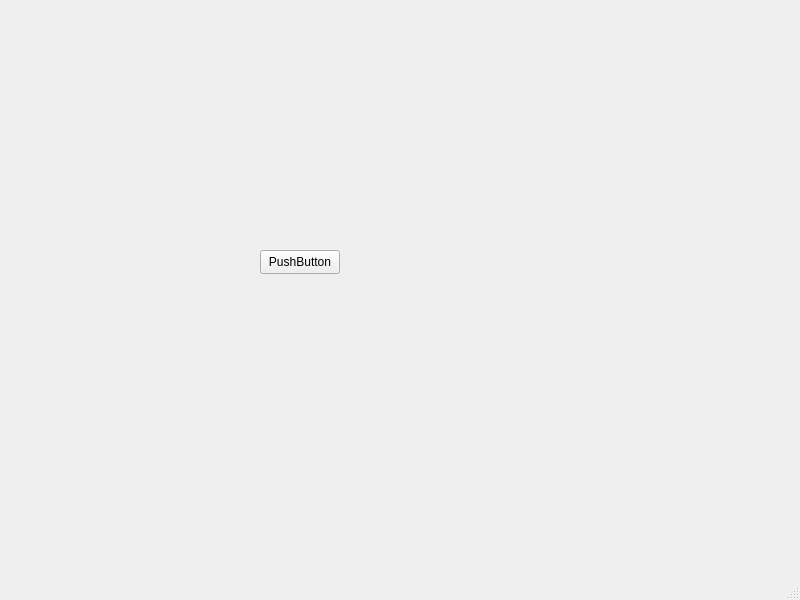
Before: the Qt Designer form ecart/janelalogin.ui in INF112-Programacao2/20222-team-4, drawn with Qt 5.
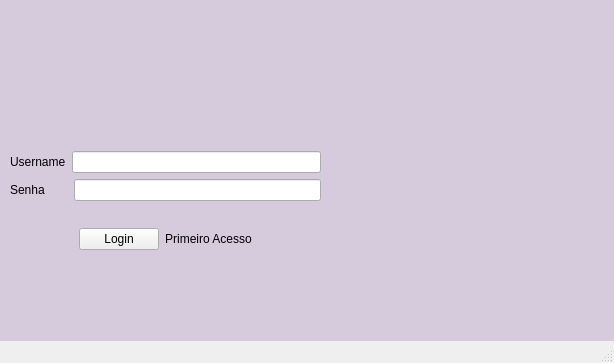
After: the same form once the commit is applied. Icons and pictures are not drawn.

Commit message: Fazendo a Tela de Login

What changed in the file:
```diff
--- a/ecart/janelalogin.ui
+++ b/ecart/janelalogin.ui
@@ -6,25 +6,154 @@
    <rect>
     <x>0</x>
     <y>0</y>
-    <width>800</width>
-    <height>600</height>
+    <width>614</width>
+    <height>363</height>
    </rect>
   </property>
   <property name="windowTitle">
    <string>JanelaLogin</string>
   </property>
   <widget class="QWidget" name="centralwidget">
-   <widget class="QPushButton" name="pushButton">
+   <property name="styleSheet">
+    <string notr="true">#centralwidget {
+background: #d6cadd;
+}</string>
+   </property>
+   <widget class="QWidget" name="layoutWidget">
     <property name="geometry">
      <rect>
-      <x>260</x>
-      <y>250</y>
-      <width>80</width>
-      <height>24</height>
+      <x>10</x>
+      <y>130</y>
+      <width>311</width>
+      <height>141</height>
      </rect>
     </property>
+    <layout class="QVBoxLayout" name="verticalLayout_2">
+     <item>
+      <layout class="QVBoxLayout" name="verticalLayout">
+       <item>
+        <layout class="QHBoxLayout" name="horizontalLayout_2">
+         <item>
+          <widget class="QLabel" name="label">
+           <property name="text">
+            <string>Username</string>
+           </property>
+          </widget>
+         </item>
+         <item>
+          <widget class="QLineEdit" name="txt_username"/>
+         </item>
+        </layout>
+       </item>
+       <item>
+        <layout class="QHBoxLayout" name="horizontalLayout_3">
+         <item>
+          <widget class="QLabel" name="label_2">
+           <property name="text">
+            <string>Senha       </string>
+           </property>
+          </widget>
+         </item>
+         <item>
+          <widget class="QLineEdit" name="txt_password">
+           <property name="echoMode">
+            <enum>QLineEdit::Password</enum>
+           </property>
+          </widget>
+         </item>
+        </layout>
+       </item>
+      </layout>
+     </item>
+     <item>
+      <layout class="QHBoxLayout" name="horizontalLayout">
+       <item>
+        <spacer name="horizontalSpacer">
+         <property name="orientation">
+          <enum>Qt::Horizontal</enum>
+         </property>
+         <property name="sizeHint" stdset="0">
+          <size>
+           <width>40</width>
+           <height>20</height>
+          </size>
+         </property>
+        </spacer>
+       </item>
+       <item>
+        <widget class="QPushButton" name="btn_login">
+         <property name="text">
+          <string>Login</string>
+         </property>
+        </widget>
+       </item>
+       <item>
+        <widget class="QPushButton" name="btn_primeiro_acesso">
+         <property name="cursor">
+          <cursorShape>PointingHandCursor</cursorShape>
+         </property>
+         <property name="styleSheet">
+          <string notr="true">border: none;
+color: #000;</string>
+         </property>
+         <property name="text">
+          <string>Primeiro Acesso</string>
+         </property>
+        </widget>
+       </item>
+       <item>
+        <spacer name="horizontalSpacer_2">
+         <property name="orientation">
+          <enum>Qt::Horizontal</enum>
+         </property>
+         <property name="sizeHint" stdset="0">
+          <size>
+           <width>40</width>
+           <height>20</height>
+          </size>
+         </property>
+        </spacer>
+       </item>
+      </layout>
+     </item>
+    </layout>
+   </widget>
+   <widget class="QLabel" name="label_3">
+    <property name="geometry">
+     <rect>
+      <x>100</x>
+      <y>60</y>
+      <width>121</width>
+      <height>61</height>
+     </rect>
+    </property>
     <property name="text">
-     <string>PushButton</string>
+     <string/>
+    </property>
+    <property name="pixmap">
+     <pixmap resource="resources.qrc">:/imgs/logo1.png</pixmap>
+    </property>
+    <property name="scaledContents">
+     <bool>true</bool>
+    </property>
+   </widget>
+   <widget class="QLabel" name="label_4">
+    <property name="geometry">
+     <rect>
+      <x>360</x>
+      <y>60</y>
+      <width>241</width>
+      <height>231</height>
+     </rect>
+    </property>
+    <property name="text">
+     <string/>
+    </property>
+    <property name="pixmap">
+     <pixmap resource="resources.qrc">:/imgs/01 Online Shopping 1.png</pixmap>
+    </property>
+    <property name="scaledContents">
+     <bool>true</bool>
     </property>
    </widget>
   </widget>
```
Left out of the diff: 9 changed lines with no effect on the pictures. The commit also changes 11 other files.
